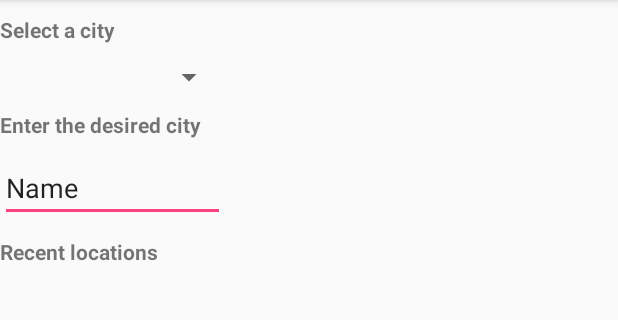
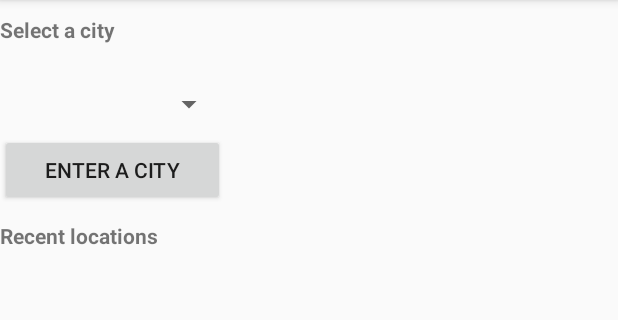
Before and after one commit to alchemist009/Android, an Android app: the LocationActivity screen opened directly, with no data from a screen before it, on a phone screen of 412 x 824 dp, the part 84-404 px from its top. Run offline under Robolectric (Android 15) with nearby library versions, the phone set to English and light mode, and no system bars.

Commit message:
More features added and improvements:
* Location activity works using both GPS and manual input
* Mastered intents, ditching shared preferences for intents
* Still need to work on Settings activity

```diff
--- a/WeatherApp/app/src/main/AndroidManifest.xml
+++ b/WeatherApp/app/src/main/AndroidManifest.xml
@@ -30,7 +30,11 @@
                 <action android:name="android.intent.action.VIEW" />
             </intent-filter>
         </activity>
-        <activity android:name=".LocationActivity"></activity>
+        <activity android:name=".LocationActivity">
+            <intent-filter>
+                <action android:name="android.intent.action.VIEW" />
+            </intent-filter>
+        </activity>
     </application>
 
 </manifest>
--- a/WeatherApp/app/src/main/java/com/example/wra1th/weatherapp/LocationActivity.java
+++ b/WeatherApp/app/src/main/java/com/example/wra1th/weatherapp/LocationActivity.java
@@ -1,95 +1,53 @@
 package com.example.wra1th.weatherapp;
 
 import android.Manifest;
+import android.app.Activity;
+import android.app.Dialog;
+import android.content.ClipData;
+import android.content.DialogInterface;
 import android.content.Intent;
+import android.content.SharedPreferences;
 import android.content.pm.PackageManager;
 import android.location.Location;
 import android.support.annotation.NonNull;
 import android.support.v4.app.ActivityCompat;
+import android.support.v7.app.AlertDialog;
 import android.support.v7.app.AppCompatActivity;
 import android.os.Bundle;
+import android.text.InputType;
 import android.util.Log;
+import android.view.View;
+import android.widget.Button;
+import android.widget.EditText;
+import android.widget.TextView;
 import android.widget.Toast;
 
-import com.google.android.gms.location.LocationRequest;
 import com.google.android.gms.location.FusedLocationProviderClient;
 import com.google.android.gms.tasks.OnFailureListener;
 import com.google.android.gms.tasks.OnSuccessListener;
 
+
+import Classes.CitySelected;
+
 import static com.google.android.gms.location.LocationServices.getFusedLocationProviderClient;
 
-public class LocationActivity extends AppCompatActivity {
+public class LocationActivity extends AppCompatActivity implements View.OnClickListener{
 
     double latitude;
     double longitude;
+    Intent cityIntent;
+    boolean cityTextFlag;
 
-    /*public class LatLng {
-
-        double latitude;
-        double longitude;
-
-        public LatLng(double lat, double lng) {
-            this.latitude = lat;
-            this.longitude = lng;
-        }
-
-        public LatLng() {
-            this.longitude = 0.0;
-            this.latitude = 0.0;
-        }
-    }*/
-
-
-//    private LocationRequest mLocationRequest;
-//    private long UPDATE_INTERVAL = 10 * 1000;   10 secs
-//    private long FASTEST_INTERVAL = 2000;  2 sec
 
     public void onCreate(Bundle savedInstanceState) {
         super.onCreate(savedInstanceState);
         setContentView(R.layout.activity_location);
         getLastLocation();
+        cityIntent = new Intent(this, MainActivity.class);
+        Button button_city_input = (Button) findViewById(R.id.city_button);
+        button_city_input.setOnClickListener(this);
     }
 
-    // Trigger new location updates at interval
-    /*protected void startLocationUpdates() {
-
-        // Create the location request to start receiving updates
-        mLocationRequest = new LocationRequest();
-        mLocationRequest.setPriority(LocationRequest.PRIORITY_HIGH_ACCURACY);
-        mLocationRequest.setInterval(UPDATE_INTERVAL);
-        mLocationRequest.setFastestInterval(FASTEST_INTERVAL);
-
-        // Create LocationSettingsRequest object using location request
-        LocationSettingsRequest.Builder builder = new LocationSettingsRequest.Builder();
-        builder.addLocationRequest(mLocationRequest);
-        LocationSettingsRequest locationSettingsRequest = builder.build();
-
-        // Check whether location settings are satisfied
-        // https://developers.google.com/android/reference/com/google/android/gms/location/SettingsClient
-        SettingsClient settingsClient = LocationServices.getSettingsClient(this);
-        settingsClient.checkLocationSettings(locationSettingsRequest);
-
-        // new Google API SDK v11 uses getFusedLocationProviderClient(this)
-        if (ActivityCompat.checkSelfPermission(this, Manifest.permission.ACCESS_FINE_LOCATION) != PackageManager.PERMISSION_GRANTED &&
-                ActivityCompat.checkSelfPermission(this, Manifest.permission.ACCESS_COARSE_LOCATION) != PackageManager.PERMISSION_GRANTED) {
-            // TODO: Consider calling
-            //    ActivityCompat#requestPermissions
-            // here to request the missing permissions, and then overriding
-            //   public void onRequestPermissionsResult(int requestCode, String[] permissions,
-            //                                          int[] grantResults)
-            // to handle the case where the user grants the permission. See the documentation
-            // for ActivityCompat#requestPermissions for more details.
-            return;
-        }
-        getFusedLocationProviderClient(this).requestLocationUpdates(mLocationRequest, new LocationCallback() {
-                    @Override
-                    public void onLocationResult(LocationResult locationResult) {
-                        // do work here
-                        onLocationChanged(locationResult.getLastLocation());
-                    }
-                },
-                Looper.myLooper());
-    }*/
 
     @Override
     public void onPause(){
@@ -110,12 +68,10 @@ public class LocationActivity extends AppCompatActivity {
 
 
 
-    public void passIntent(double latitude, double longitude) {
+    public void passIntent() {
 
-        Intent intent = new Intent(this, MainActivity.class);
-        intent.putExtra(MainActivity.LONGITUDE, longitude);
-        intent.putExtra(MainActivity.LATITUDE, latitude);
-        startActivity(intent);
+        startActivity(cityIntent);
+
     }
 
     public void getLastLocation() {
@@ -140,7 +96,11 @@ public class LocationActivity extends AppCompatActivity {
                             onLocationChanged(location);
                             latitude =location.getLatitude();
                             longitude = location.getLongitude();
+                            /*locationIntent.putExtra(MainActivity.LONGITUDE, longitude);
+                            locationIntent.putExtra(MainActivity.LATITUDE, latitude);*/
                             //passIntent(latitude, longitude);
+                            cityIntent.putExtra(MainActivity.LATITUDE, latitude);
+                            cityIntent.putExtra(MainActivity.LONGITUDE, longitude);
                         }
                     }
                 })
@@ -156,9 +116,37 @@ public class LocationActivity extends AppCompatActivity {
     @Override
     public void onBackPressed() {
 
-        passIntent(latitude, longitude);
+        passIntent();
         this.finish();
     }
 
 
+    private void showInputDialog() {
+        AlertDialog.Builder builder = new AlertDialog.Builder(this);
+        builder.setTitle("Change city");
+        final EditText input = new EditText(this);
+        input.setInputType(InputType.TYPE_CLASS_TEXT);
+        builder.setView(input);
+        builder.setPositiveButton("Go", new DialogInterface.OnClickListener() {
+            @Override
+            public void onClick(DialogInterface dialogInterface, int which) {
+                cityIntent.putExtra(MainActivity.CITY_SELECTED, input.getText().toString());
+            }
+        });
+        builder.show();
+    }
+
+    @Override
+    public void onClick(View view) {
+
+        switch(view.getId()){
+
+            case R.id.city_button :
+                cityTextFlag = true;
+                showInputDialog();
+                cityIntent.putExtra(MainActivity.CITY_FLAG, cityTextFlag);
+                break;
+        }
+
+    }
 }
--- a/WeatherApp/app/src/main/res/layout/activity_location.xml
+++ b/WeatherApp/app/src/main/res/layout/activity_location.xml
@@ -14,39 +14,33 @@
         android:fontFamily="sans-serif"
         android:text="@string/choose_city"
         android:textStyle="bold"
-        android:paddingBottom="10dp"
+        android:paddingBottom="20dp"
         android:paddingTop="10dp"/>
 
     <Spinner
         android:layout_width="150dp"
-        android:layout_height="wrap_content" />
+        android:layout_height="wrap_content"
+        android:paddingBottom="40dp"
+        android:id="@+id/city_spinner"
+        android:animateLayoutChanges="true" />
 
-    <TextView
-        android:layout_width="match_parent"
-        android:layout_height="wrap_content"
-        android:id="@+id/search_box"
-        android:text="@string/search_box"
-        android:fontFamily="sans-serif"
-        android:textStyle="bold"
-        android:paddingBottom="10dp"
-        android:paddingTop="10dp"/>
 
-    <EditText
+    <Button
+        android:id="@+id/city_button"
         android:layout_width="150dp"
         android:layout_height="wrap_content"
         android:ems="10"
-        android:inputType="textPersonName"
-        android:text="Name" />
+        android:text="@string/search_box" />
 
     <TextView
-        android:paddingTop="10dp"
+        android:id="@+id/recent_places"
         android:layout_width="match_parent"
         android:layout_height="wrap_content"
-        android:id="@+id/recent_places"
+        android:fontFamily="sans-serif"
+        android:paddingBottom="10dp"
+        android:paddingTop="10dp"
         android:text="@string/recent_places"
-        android:fontFamily="sans-serif"
-        android:textStyle="bold"
-        android:paddingBottom="10dp"/>
+        android:textStyle="bold" />
 
     <ListView
         android:layout_width="match_parent"
--- a/WeatherApp/app/src/main/res/menu/weather.xml
+++ b/WeatherApp/app/src/main/res/menu/weather.xml
@@ -30,10 +30,5 @@
         android:title="@string/about"
         app:showAsAction="never" />
 
-    <item
-        android:id="@+id/location"
-        android:orderInCategory="5"
-        android:title="Location"
-        app:showAsAction="never" />
 
 </menu>
--- a/WeatherApp/app/src/main/res/values/strings.xml
+++ b/WeatherApp/app/src/main/res/values/strings.xml
@@ -24,7 +24,8 @@
     <string name="gps_toggle_text">Toggle to enable GPS use</string>
     <string name="scale_choice">Choose the desired temperature scale</string>
     <string name="choose_city">Select a city</string>
-    <string name="search_box">Enter the desired city</string>
+    <string name="search_box">Enter a city</string>
     <string name="recent_places">Recent locations</string>
+    <string name="city_chosen">City</string>
 
 </resources>
```
Also changed, not shown: WeatherApp/app/src/main/java/Classes/CitySelected.java (+8 -0 lines), WeatherApp/app/src/main/java/com/example/wra1th/weatherapp/MainActivity.java (+45 -25 lines), WeatherApp/app/src/main/java/com/example/wra1th/weatherapp/PreferencesActivity.java (+11 -10 lines).
